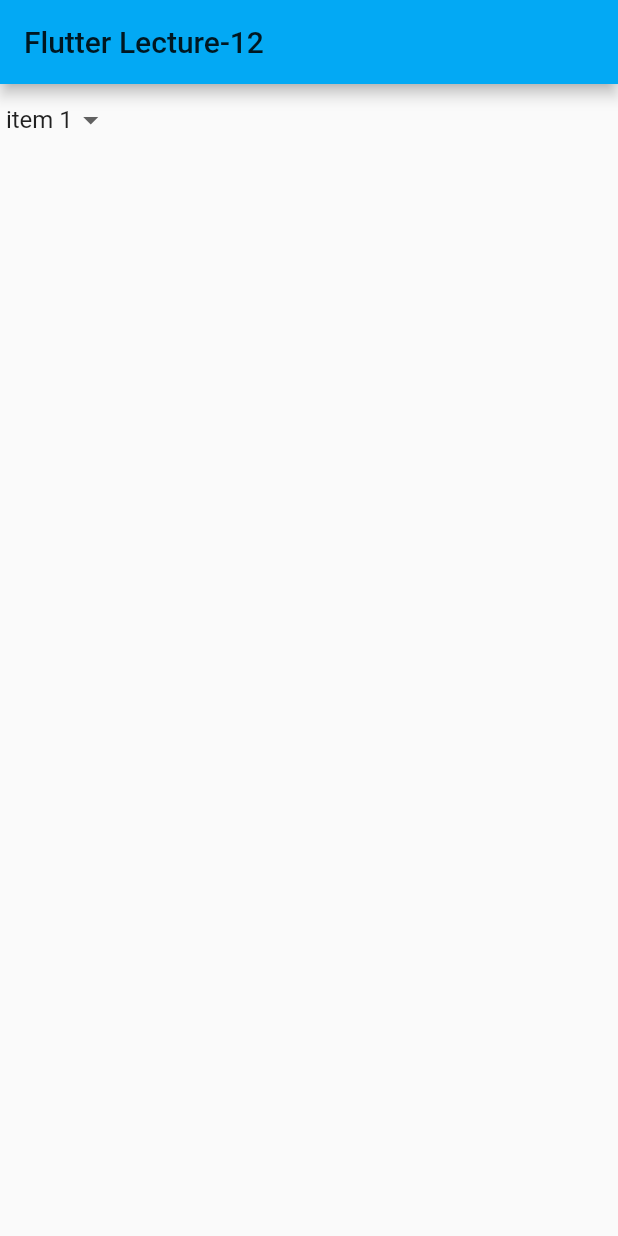
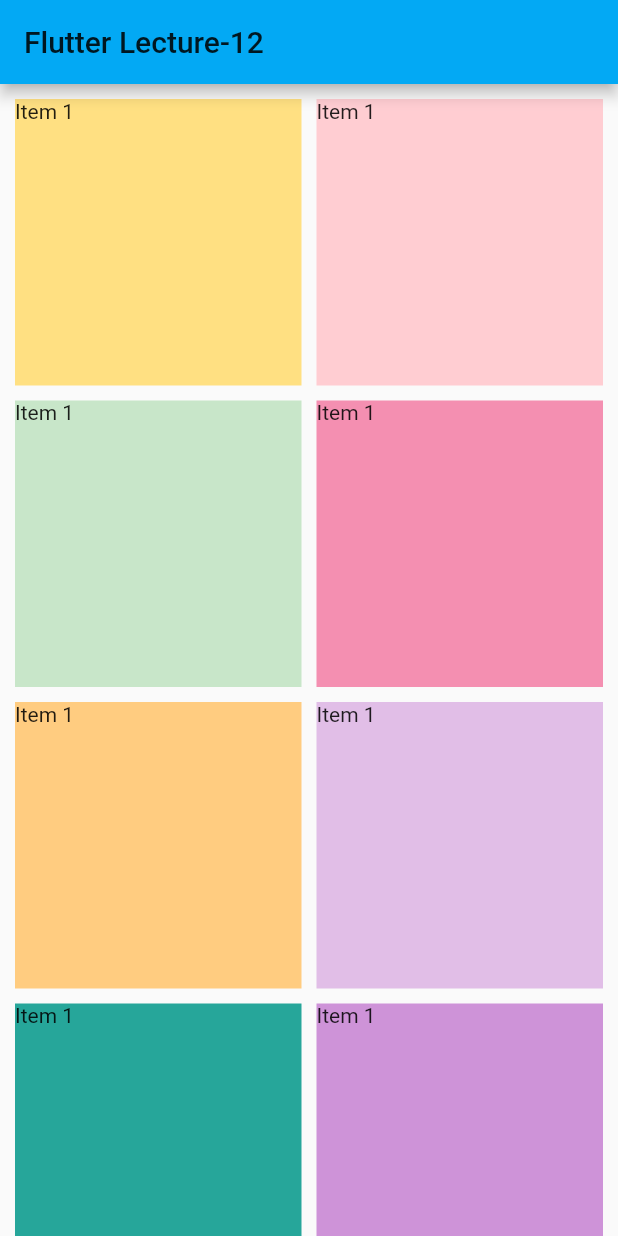
Before and after one commit to moniradiu/flutter-class-app, a Flutter app: the screen it shows after launch, on a phone screen of 412 x 824 dp. Run offline on Flutter 3.47's test engine with Material 2 defaults, Android fonts, the phone set to English and light mode, and no system bars.

Commit message:
Grid View Normal

```diff
--- a/lib/main.dart
+++ b/lib/main.dart
@@ -48,39 +48,118 @@
         title: Text(widget.title),
       ),
       //body: ListView.builder(
-      body: Column(
+      body: GridView.count(
+        crossAxisCount: 2,
+        mainAxisSpacing: 10,
+        crossAxisSpacing: 10,
+        padding: EdgeInsets.all(10),
         children: [
-          DropdownButton(
-            autofocus: false,
-            focusColor: Colors.red,
-            dropdownColor: Colors.yellow[200],
-            onChanged: (value) {
-              setState(() {
-                dropDownItemValue = value;
-              });
-              print(dropDownItemValue);
-            },
-            value: dropDownItemValue,
-            underline: Container(
-              padding: EdgeInsets.all(2),
-            ),
-            // icon: Icon(Icons.add),
-            //elevation: 2,
-            items: [
-              DropdownMenuItem(
-                child: Text(" item 1"),
-                value: 0,
-              ),
-              DropdownMenuItem(child: Text(" item 2"), value: 1),
-              DropdownMenuItem(child: Text(" item 3"), value: 2),
-              DropdownMenuItem(child: Text(" item 4"), value: 3),
-            ],
-          )
+          Container(
+            height: 300,
+            width: 300,
+            child: Text("Item 1"),
+            color: Colors.amber[200],
+          ),
+          Container(
+            height: 200,
+            width: 200,
+            child: Text("Item 1"),
+            color: Colors.red[100],
+          ),
+          Container(
+            height: 200,
+            width: 200,
+            child: Text("Item 1"),
+            color: Colors.green[100],
+          ),
+          Container(
+            height: 200,
+            width: 200,
+            child: Text("Item 1"),
+            color: Colors.pink[200],
+          ),
+          Container(
+            height: 200,
+            width: 200,
+            child: Text("Item 1"),
+            color: Colors.orange[200],
+          ),
+          Container(
+            height: 200,
+            width: 200,
+            child: Text("Item 1"),
+            color: Colors.purple[100],
+          ),
+          Container(
+            height: 200,
+            width: 200,
+            child: Text("Item 1"),
+            color: Colors.teal[400],
+          ),
+          Container(
+            height: 200,
+            width: 200,
+            child: Text("Item 1"),
+            color: Colors.purple[200],
+          ),
+          Container(
+            height: 200,
+            width: 200,
+            child: Text("Item 1"),
+            color: Colors.orange[400],
+          ),
+          Container(
+            height: 200,
+            width: 200,
+            child: Text("Item 1"),
+            color: Colors.purple[400],
+          ),
+          Container(
+            height: 200,
+            width: 200,
+            child: Text("Item 1"),
+            color: Colors.lime[400],
+          ),
+          Container(
+            height: 200,
+            width: 200,
+            child: Text("Item 1"),
+            color: Colors.cyan[100],
+          ),
         ],
       ),
     );
   }
 }
+
+//  children: [
+//           DropdownButton(
+//             autofocus: false,
+//             focusColor: Colors.red,
+//             dropdownColor: Colors.yellow[200],
+//             onChanged: (value) {
+//               setState(() {
+//                 dropDownItemValue = value;
+//               });
+//               print(dropDownItemValue);
+//             },
+//             value: dropDownItemValue,
+//             underline: Container(
+//               padding: EdgeInsets.all(2),
+//             ),
+//             // icon: Icon(Icons.add),
+//             //elevation: 2,
+//             items: [
+//               DropdownMenuItem(
+//                 child: Text(" item 1"),
+//                 value: 0,
+//               ),
+//               DropdownMenuItem(child: Text(" item 2"), value: 1),
+//               DropdownMenuItem(child: Text(" item 3"), value: 2),
+//               DropdownMenuItem(child: Text(" item 4"), value: 3),
+//             ],
+//           )
+//         ],
 
 //  child: SingleChildScrollView(
 //         padding: const EdgeInsets.all(15),
```
